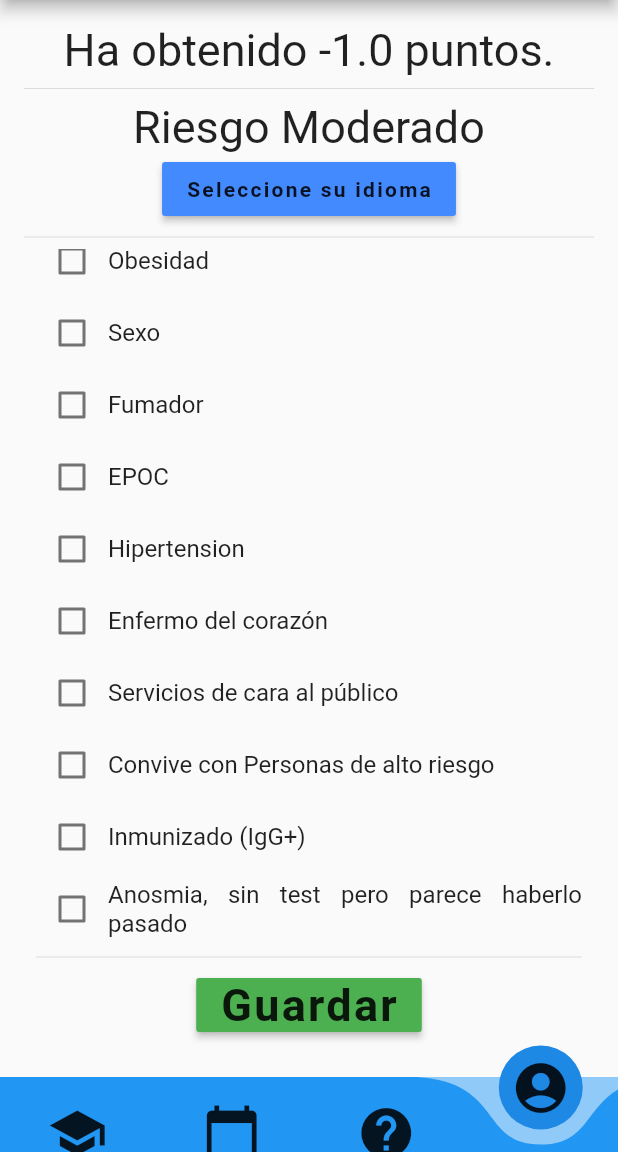
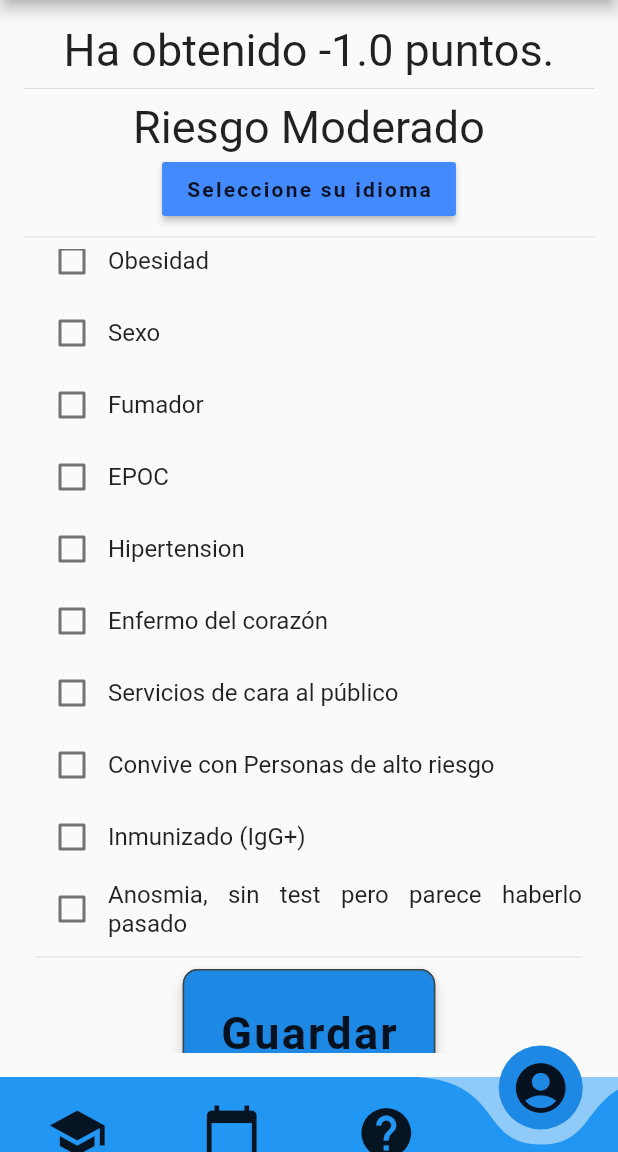
Before and after one commit to ftenaf/drwhatson, a Flutter app: the screen it shows after launch, item 4 of the bottom bar chosen, scrolled down 330 dp, on a phone screen of 412 x 824 dp, the part 84-1236 px from its top. Run offline on Flutter 3.47's test engine with Material 2 defaults, Android fonts, the phone set to English and light mode, and no system bars; drawn by our look-alikes of curved_navigation_bar; our stand-ins replace easy_localization, flare_flutter, flutter_markdown, flutter_tags, get_it, sembast and 4 more; missing offline and left inert: expressions, shared_preferences_web; accounts and stored records are empty; network calls fail; Roboto replaces fonts that are missing (Nunito).

```diff
--- a/lib/ui/views/profile_screen.dart
+++ b/lib/ui/views/profile_screen.dart
@@ -35,8 +35,7 @@ class _ProfileScreenState extends State<ProfileScreen> {
             if (snap.hasError) return Text("Error: ${snap.error}");
             if (snap.hasData) {
               var profileData = snap.data;
-              _ageController.text =
-                  profileData.age > 0 ? profileData.age.toString() : "";
+              _ageController.text = profileData.age > 0 ? profileData.age.toString() : "";
               return Padding(
                 padding: const EdgeInsets.all(16.0),
                 child: Container(
@@ -78,8 +77,7 @@ class _ProfileScreenState extends State<ProfileScreen> {
                     width: 40.0,
                     height: 40.0,
                     child: const CircularProgressIndicator(
-                        backgroundColor: Colors.black,
-                        valueColor: AlwaysStoppedAnimation(Colors.red))),
+                        backgroundColor: Colors.black, valueColor: AlwaysStoppedAnimation(Colors.red))),
               );
             }
           }),
@@ -99,8 +97,7 @@ class _ProfileScreenState extends State<ProfileScreen> {
                   children: <Widget>[
                     TextFormField(
                       autofocus: false,
-                      keyboardType: TextInputType.numberWithOptions(
-                          decimal: false, signed: false),
+                      keyboardType: TextInputType.numberWithOptions(decimal: false, signed: false),
                       controller: _ageController,
                       decoration: InputDecoration(
                         labelText: 'profile.age'.tr(),
@@ -152,8 +149,7 @@ class _ProfileScreenState extends State<ProfileScreen> {
                           });
                         },
                       ),
-                      Expanded(
-                          child: Text('profile.inmunosuppressedhigh'.tr())),
+                      Expanded(child: Text('profile.inmunosuppressedhigh'.tr())),
                     ]),
                     Row(children: [
                       Checkbox(
@@ -293,16 +289,22 @@ class _ProfileScreenState extends State<ProfileScreen> {
                     ]),
                     Divider(),
                     RaisedButton(
+                      elevation: 4,
+                      padding: EdgeInsets.all(25.0),
+                      color: Colors.blue[600],
+                      hoverColor: Colors.orange,
+                      highlightColor: Colors.pink,
+                      shape: RoundedRectangleBorder(
+                          borderRadius: BorderRadius.circular(10.0),
+                          side: BorderSide(color: Colors.grey[800], width: 1, style: BorderStyle.solid)),
                       child: Text(
                         'profile.save'.tr(),
                         style: TextStyle(fontSize: 30),
                       ),
-                      color: Colors.green,
                       onPressed: () async {
                         setState(() {
                           ageError = null;
                         });
-
                         if (_formKey.currentState.validate()) {
                           try {
                             profile.age = int.parse(_ageController.text);
@@ -330,12 +332,19 @@ class _ProfileScreenState extends State<ProfileScreen> {
               textAlign: TextAlign.center,
             ).tr(namedArgs: {'points': model.points.toString()}),
             Divider(height: 1),
-            FlatButton(
-              child: Text('profile.continue'.tr()),
-              onPressed: () {
-                Navigator.of(context).pop();
-              },
-            ),
+            RaisedButton(
+                onPressed: () {
+                  Navigator.of(context).pop();
+                },
+                elevation: 4,
+                padding: EdgeInsets.all(25.0),
+                color: Colors.blue[600],
+                hoverColor: Colors.orange,
+                highlightColor: Colors.pink,
+                shape: RoundedRectangleBorder(
+                    borderRadius: BorderRadius.circular(10.0),
+                    side: BorderSide(color: Colors.grey[800], width: 1, style: BorderStyle.solid)),
+                child: Text('profile.continue'.tr())),
           ],
         );
       },
@@ -354,8 +363,7 @@ class _ProfileScreenState extends State<ProfileScreen> {
                   value: LanguageHelper.kSpanishLocale,
                   groupValue: 0,
                   onChanged: (_) {
-                    EasyLocalization.of(context).locale =
-                        LanguageHelper.kSpanishLocale;
+                    EasyLocalization.of(context).locale = LanguageHelper.kSpanishLocale;
                     Navigator.pop(context);
                   }),
               Divider(height: 1),
@@ -364,8 +372,7 @@ class _ProfileScreenState extends State<ProfileScreen> {
                   value: LanguageHelper.kEnglishLocale,
                   groupValue: 0,
                   onChanged: (_) {
-                    EasyLocalization.of(context).locale =
-                        LanguageHelper.kEnglishLocale;
+                    EasyLocalization.of(context).locale = LanguageHelper.kEnglishLocale;
                     Navigator.pop(context);
                   }),
             ],
```
Also changed, not shown: 1 other file.
